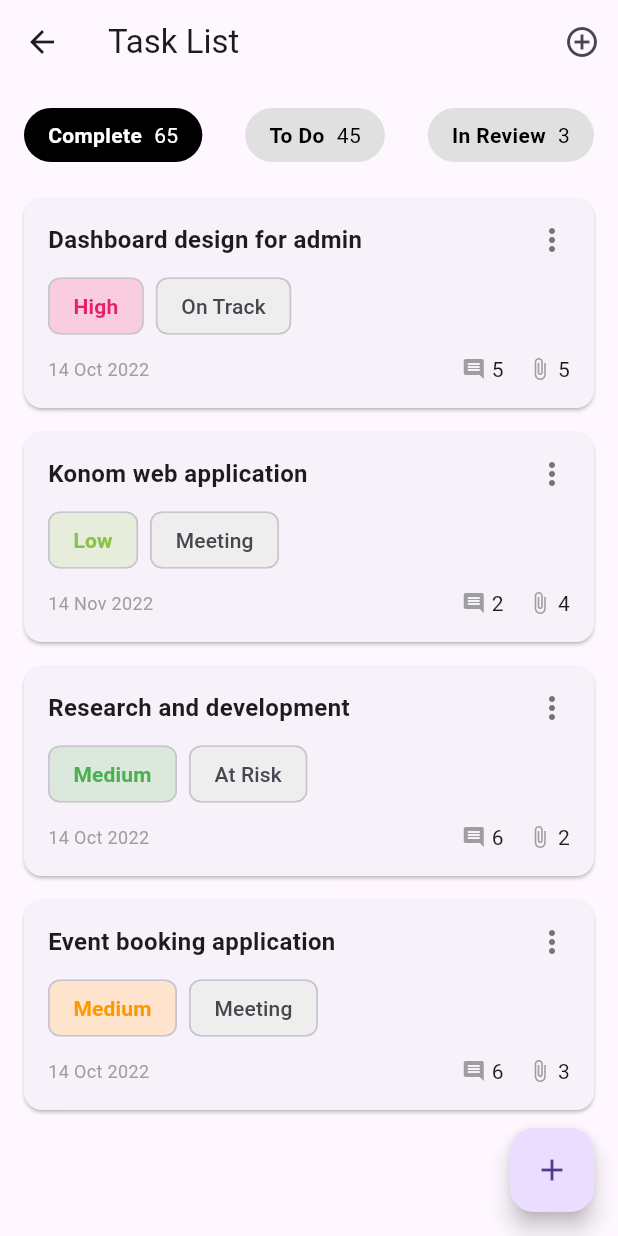
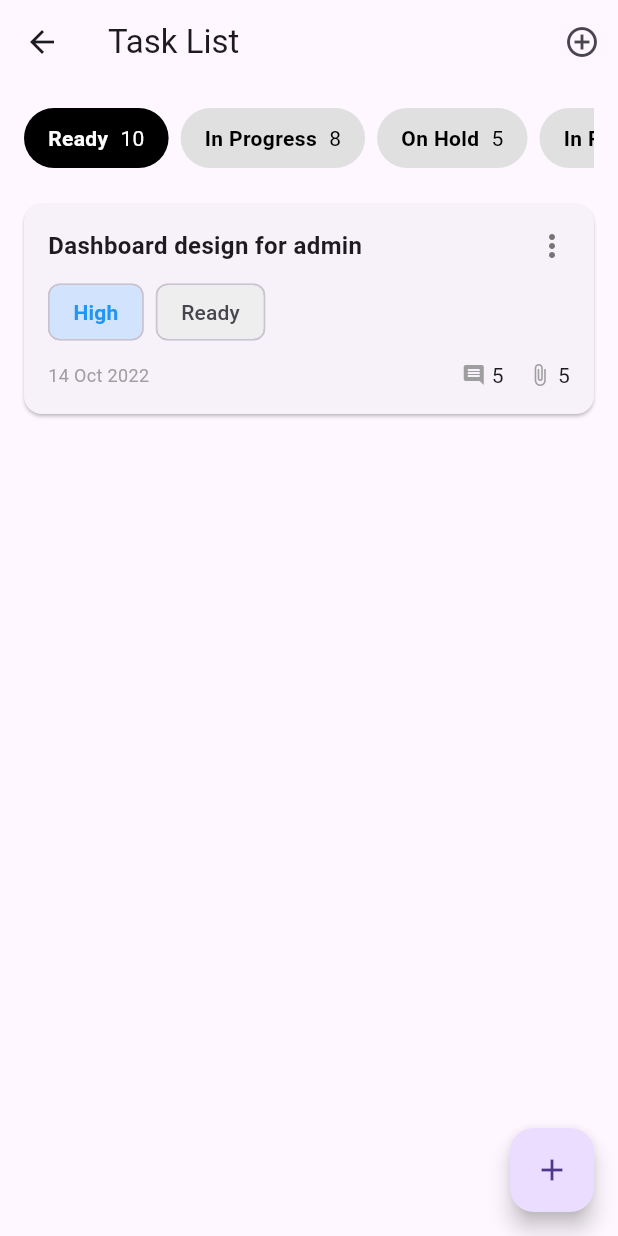
Before and after one commit to Dimasnotfound/taskify, a Flutter app: the TaskPage screen opened directly, on a phone screen of 412 x 824 dp. Run offline on Flutter 3.47's test engine with Material 3 defaults, Android fonts, the phone set to English and light mode, and no system bars; our stand-ins replace bloc, dartz, dio, equatable, flutter_bloc, flutter_dotenv and 5 more.

Commit message:
feature:menambahkan view dan menambahkan efek clockable pada header task

```diff
--- a/lib/features/task/presentation/pages/task_page.dart
+++ b/lib/features/task/presentation/pages/task_page.dart
@@ -1,10 +1,66 @@
 import 'package:flutter/material.dart';
 
-class TaskPage extends StatelessWidget {
+class TaskPage extends StatefulWidget {
   const TaskPage({super.key});
 
   @override
+  State<TaskPage> createState() => _TaskPageState();
+}
+
+class _TaskPageState extends State<TaskPage> {
+  int selectedFilterIndex = 0;
+
+  final List<Map<String, dynamic>> filters = [
+    {'label': 'Ready', 'count': 10},
+    {'label': 'In Progress', 'count': 8},
+    {'label': 'On Hold', 'count': 5},
+    {'label': 'In Review', 'count': 3},
+    {'label': 'Completed', 'count': 65},
+  ];
+
+  final List<Map<String, dynamic>> tasks = [
+    {
+      'title': 'Dashboard design for admin',
+      'priority': 'High',
+      'status': 'Ready',
+      'color': Colors.blue,
+      'date': '14 Oct 2022',
+      'comments': 5,
+      'attachments': 5,
+    },
+    {
+      'title': 'Konom web application',
+      'priority': 'Low',
+      'status': 'In Progress',
+      'color': Colors.deepOrange,
+      'date': '14 Nov 2022',
+      'comments': 2,
+      'attachments': 4,
+    },
+    {
+      'title': 'Research and development',
+      'priority': 'Medium',
+      'status': 'On Hold',
+      'color': Colors.red,
+      'date': '14 Oct 2022',
+      'comments': 6,
+      'attachments': 2,
+    },
+    {
+      'title': 'Event booking application',
+      'priority': 'Medium',
+      'status': 'In Review',
+      'color': Colors.purple,
+      'date': '14 Oct 2022',
+      'comments': 6,
+      'attachments': 3,
+    },
+  ];
+
+  @override
   Widget build(BuildContext context) {
+    final selectedFilter = filters[selectedFilterIndex]['label'];
+
     return Scaffold(
       appBar: AppBar(
         title: const Text("Task List"),
@@ -20,56 +76,45 @@ class TaskPage extends StatelessWidget {
         child: Column(
           children: [
             // Filter buttons
-            Row(
-              mainAxisAlignment: MainAxisAlignment.spaceBetween,
-              children: [
-                FilterButton(label: "Complete", count: 65, isSelected: true),
-                FilterButton(label: "To Do", count: 45),
-                FilterButton(label: "In Review", count: 3),
-              ],
+            SizedBox(
+              height: 40,
+              child: ListView.builder(
+                scrollDirection: Axis.horizontal,
+                itemCount: filters.length,
+                itemBuilder: (context, index) {
+                  final filter = filters[index];
+                  return Padding(
+                    padding: const EdgeInsets.only(right: 8.0),
+                    child: FilterButton(
+                      label: filter['label'],
+                      count: filter['count'],
+                      isSelected: selectedFilterIndex == index,
+                      onTap: () {
+                        setState(() {
+                          selectedFilterIndex = index;
+                        });
+                      },
+                    ),
+                  );
+                },
+              ),
             ),
             const SizedBox(height: 16),
             // Task list
             Expanded(
               child: ListView(
-                children: const [
-                  TaskCard(
-                    title: "Dashboard design for admin",
-                    priority: "High",
-                    status: "On Track",
-                    color: Colors.pink,
-                    date: "14 Oct 2022",
-                    comments: 5,
-                    attachments: 5,
-                  ),
-                  TaskCard(
-                    title: "Konom web application",
-                    priority: "Low",
-                    status: "Meeting",
-                    color: Colors.lightGreen,
-                    date: "14 Nov 2022",
-                    comments: 2,
-                    attachments: 4,
-                  ),
-                  TaskCard(
-                    title: "Research and development",
-                    priority: "Medium",
-                    status: "At Risk",
-                    color: Colors.green,
-                    date: "14 Oct 2022",
-                    comments: 6,
-                    attachments: 2,
-                  ),
-                  TaskCard(
-                    title: "Event booking application",
-                    priority: "Medium",
-                    status: "Meeting",
-                    color: Colors.orange,
-                    date: "14 Oct 2022",
-                    comments: 6,
-                    attachments: 3,
-                  ),
-                ],
+                children: tasks
+                    .where((task) => task['status'] == selectedFilter)
+                    .map((task) => TaskCard(
+                          title: task['title'],
+                          priority: task['priority'],
+                          status: task['status'],
+                          color: task['color'],
+                          date: task['date'],
+                          comments: task['comments'],
+                          attachments: task['attachments'],
+                        ))
+                    .toList(),
               ),
             ),
           ],
@@ -87,18 +132,20 @@ class FilterButton extends StatelessWidget {
   final String label;
   final int count;
   final bool isSelected;
+  final VoidCallback onTap;
 
   const FilterButton({
     super.key,
     required this.label,
     required this.count,
     this.isSelected = false,
+    required this.onTap,
   });
 
   @override
   Widget build(BuildContext context) {
     return GestureDetector(
-      onTap: () {},
+      onTap: onTap,
       child: Container(
         padding: const EdgeInsets.symmetric(horizontal: 16, vertical: 8),
         decoration: BoxDecoration(
```
